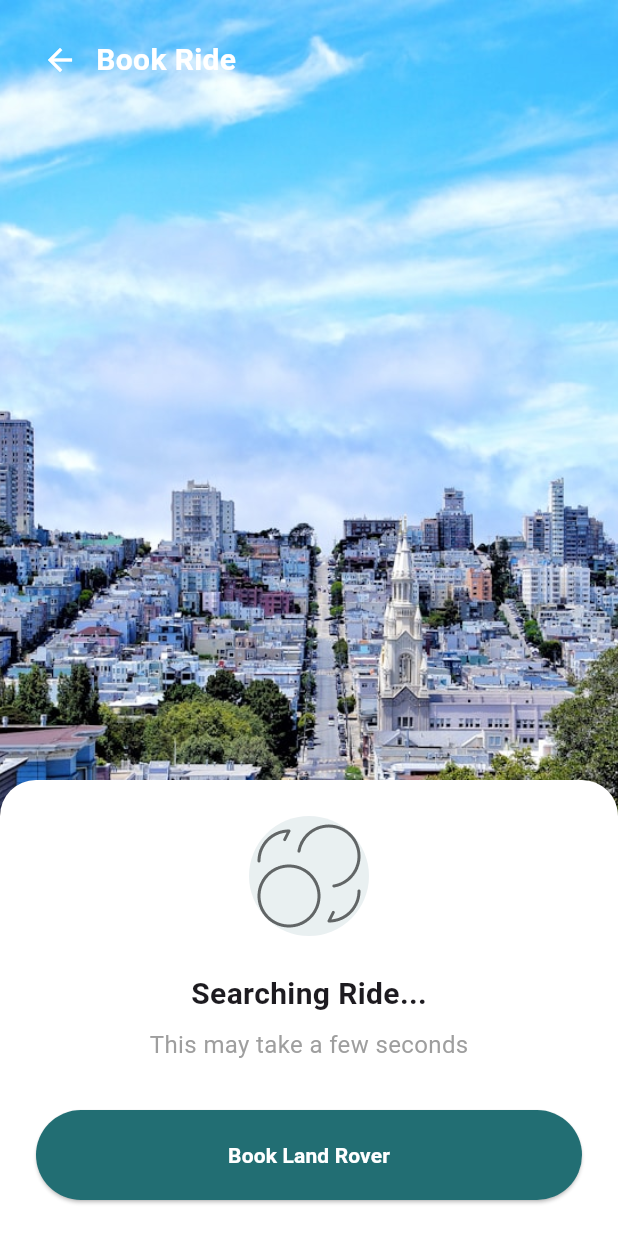
After one commit to LivingstonTardzenyuy/taxi_app, a Flutter app: the RideFindScreen screen opened directly, on a phone screen of 412 x 824 dp. The commit adds this screen. Run offline on Flutter 3.47's test engine with Material 3 defaults, Android fonts, the phone set to English and light mode, and no system bars; our stand-ins replace get.

Commit message:
working on ride screen

```diff
--- a/lib/client_app/authentication/widgets/terms_checkbox.dart
+++ b/lib/client_app/authentication/widgets/terms_checkbox.dart
@@ -4,7 +4,7 @@ class TermsCheckbox extends StatelessWidget {
   final bool value;
   final ValueChanged<bool?> onChanged;
 
-  const TermsCheckbox({Key? key, required this.value, required this.onChanged}) : super(key: key);
+  TermsCheckbox({Key? key, required this.value, required this.onChanged}) : super(key: key);
 
   @override
   Widget build(BuildContext context) {
--- /dev/null
+++ b/lib/client_app/features/bookings/views/find_ride.dart
@@ -0,0 +1,142 @@
+import 'package:flutter/material.dart';
+import 'package:get/get.dart';
+import 'package:taxi_app/client_app/authentication/widgets/primary_button.dart';
+import 'package:taxi_app/client_app/features/bookings/views/schedule_ride.dart';
+
+class RideFindScreen extends StatelessWidget {
+  const RideFindScreen({Key? key}) : super(key: key);
+
+  @override
+  Widget build(BuildContext context) {
+    return Scaffold(
+      body: Stack(
+        children: [
+          // Background Image
+          Image.asset(
+            'assets/booking/booking.jpg',
+            width: double.infinity,
+            height: double.infinity,
+            fit: BoxFit.cover,
+          ),
+
+          // Content
+          SafeArea(
+            child: Column(
+              children: [
+                // Custom App Bar
+                Container(
+                  padding: const EdgeInsets.all(16),
+                  child: Row(
+                    children: [
+                      IconButton(
+                        icon: const Icon(Icons.arrow_back, color: Colors.white),
+                        onPressed: () => Get.back(),
+                      ),
+                      const Text(
+                        'Book Ride',
+                        style: TextStyle(
+                          fontSize: 20,
+                          fontWeight: FontWeight.w600,
+                          color: Colors.white,
+                        ),
+                      ),
+                    ],
+                  ),
+                ),
+
+                const Spacer(),
+
+                // Bottom Sheet
+                Container(
+                  width: double.infinity,
+                  decoration: const BoxDecoration(
+                    color: Colors.white,
+                    borderRadius: BorderRadius.only(
+                      topLeft: Radius.circular(24),
+                      topRight: Radius.circular(24),
+                    ),
+                  ),
+                  padding: const EdgeInsets.all(24),
+                  child: Column(
+                    mainAxisSize: MainAxisSize.min,
+                    children: [
+                      // Animated Loading Indicator with Car Icon
+                      Container(
+                        width: 80,
+                        height: 80,
+                        decoration: BoxDecoration(
+                          color: const Color(0xFF2B6777).withOpacity(0.1),
+                          shape: BoxShape.circle,
+                        ),
+                        child:  Center(
+                          child: Image.asset(
+                            'assets/booking/searching_booking_ride.png',
+                            fit: BoxFit.cover,
+                          ),
+                        ),
+                      ),
+                      const SizedBox(height: 24),
+
+                      const Text(
+                        'Searching Ride...',
+                        style: TextStyle(
+                          fontSize: 20,
+                          fontWeight: FontWeight.w600,
+                        ),
+                      ),
+                      const SizedBox(height: 8),
+                      const Text(
+                        'This may take a few seconds',
+                        style: TextStyle(
+                          fontSize: 16,
+                          color: Colors.grey,
+                        ),
+                      ),
+                      const SizedBox(height: 32),
+
+                      // Book Land Rover Button
+                      Container(
+                        width: double.infinity,
+                        child: PrimaryButton(
+                          label: 'Book Land Rover',
+                          onPressed: () {
+                            Get.to(() => const ScheduleRideScreen());
+
+                            // Add booking confirmation logic here
+                          },
+                        ),
+                      ),
+                      // SizedBox(
+                      //   width: double.infinity,
+                      //   height: 50,
+                      //   child: ElevatedButton(
+                      //     style: ElevatedButton.styleFrom(
+                      //       backgroundColor: const Color(0xFF2B6777),
+                      //       shape: RoundedRectangleBorder(
+                      //         borderRadius: BorderRadius.circular(8),
+                      //       ),
+                      //     ),
+                      //     onPressed: () {
+                      //       // Add booking confirmation logic here
+                      //     },
+                      //     child: const Text(
+                      //       'Book Land Rover',
+                      //       style: TextStyle(
+                      //         color: Colors.white,
+                      //         fontSize: 16,
+                      //         fontWeight: FontWeight.w600,
+                      //       ),
+                      //     ),
+                      //   ),
+                      // ),
+                    ],
+                  ),
+                ),
+              ],
+            ),
+          ),
+        ],
+      ),
+    );
+  }
+}
--- a/lib/client_app/features/bookings/views/schedule_ride.dart
+++ b/lib/client_app/features/bookings/views/schedule_ride.dart
@@ -1,6 +1,8 @@
 import 'package:flutter/cupertino.dart';
 import 'package:flutter/material.dart';
 import 'package:get/get.dart';
+
+import 'find_ride.dart';
 
 class ScheduleRideScreen extends StatefulWidget {
   const ScheduleRideScreen({Key? key}) : super(key: key);
@@ -12,6 +14,8 @@ class ScheduleRideScreen extends StatefulWidget {
 class _ScheduleRideScreenState extends State<ScheduleRideScreen> {
   DateTime selectedDate = DateTime.now();
   bool rideNow = true;
+  final today = DateTime.now();
+  late final normalizedToday = DateTime(today.year, today.month, today.day);
 
   @override
   Widget build(BuildContext context) {
@@ -124,13 +128,13 @@ class _ScheduleRideScreenState extends State<ScheduleRideScreen> {
                     height: 150,
                     child: CupertinoDatePicker(
                       mode: CupertinoDatePickerMode.date,
-                      initialDateTime: selectedDate,
-                      minimumDate: DateTime.now(),
+                      initialDateTime: DateTime(selectedDate.year, selectedDate.month, selectedDate.day),
+                      minimumDate: normalizedToday,
                       maximumDate: DateTime(2030),
                       onDateTimeChanged: (DateTime newDate) {
                         setState(() {
                           selectedDate = newDate;
-                          rideNow = false; // switch to scheduled ride
+                          rideNow = false;
                         });
                       },
                     ),
@@ -150,23 +154,24 @@ class _ScheduleRideScreenState extends State<ScheduleRideScreen> {
                         ),
                       ),
                       onPressed: () {
-                        if (rideNow) {
-                          // Book immediate ride logic
-                          Get.snackbar(
-                            "Ride Booked",
-                            "Your immediate ride is confirmed!",
-                            backgroundColor: Colors.green.shade50,
-                            colorText: Colors.black,
-                          );
-                        } else {
-                          // Schedule ride logic
-                          Get.snackbar(
-                            "Ride Scheduled",
-                            "Ride scheduled for ${selectedDate.toLocal().toString().split(' ')[0]}",
-                            backgroundColor: Colors.blue.shade50,
-                            colorText: Colors.black,
-                          );
-                        }
+                        // if (rideNow) {
+                        //   // Book immediate ride logic
+                        //   Get.snackbar(
+                        //     "Ride Booked",
+                        //     "Your immediate ride is confirmed!",
+                        //     backgroundColor: Colors.green.shade50,
+                        //     colorText: Colors.black,
+                        //   );
+                        // } else {
+                        //   // Schedule ride logic
+                        //   Get.snackbar(
+                        //     "Ride Scheduled",
+                        //     "Ride scheduled for ${selectedDate.toLocal().toString().split(' ')[0]}",
+                        //     backgroundColor: Colors.blue.shade50,
+                        //     colorText: Colors.black,
+                        //   );
+                        // }
+                        Get.to((RideFindScreen()));
                       },
                       child: const Text(
                         "Confirm",
```
Also changed, not shown: lib/client_app/authentication/screens/sign_in_client.dart (+1 -1 lines), lib/generated/assets.dart.
